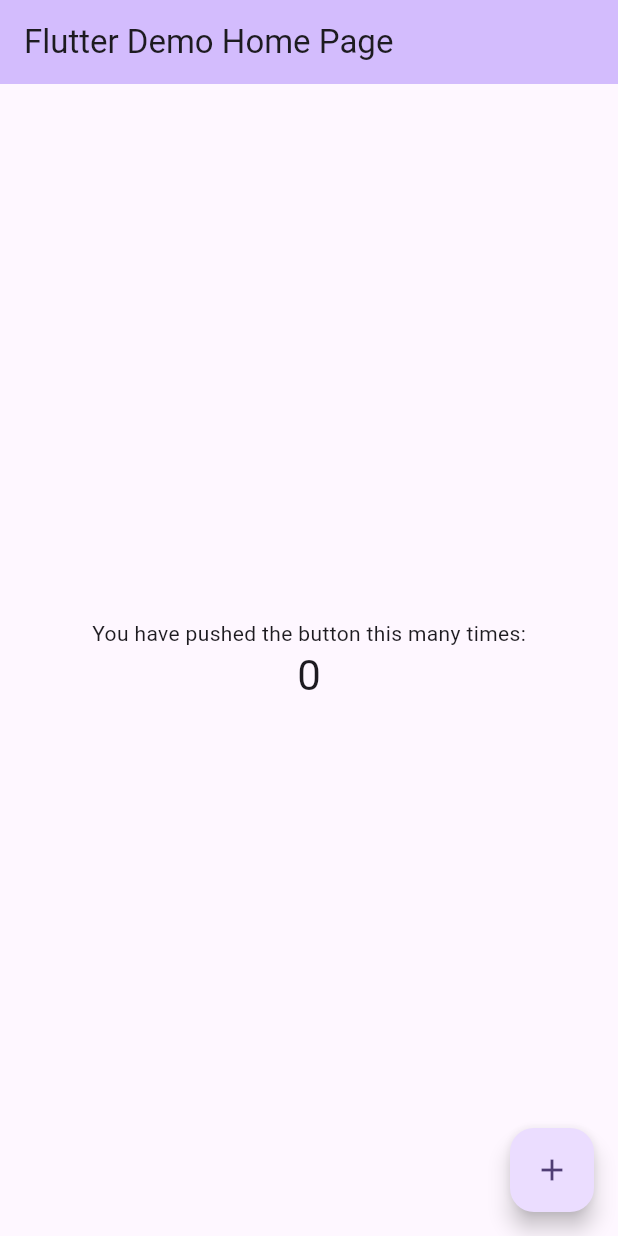
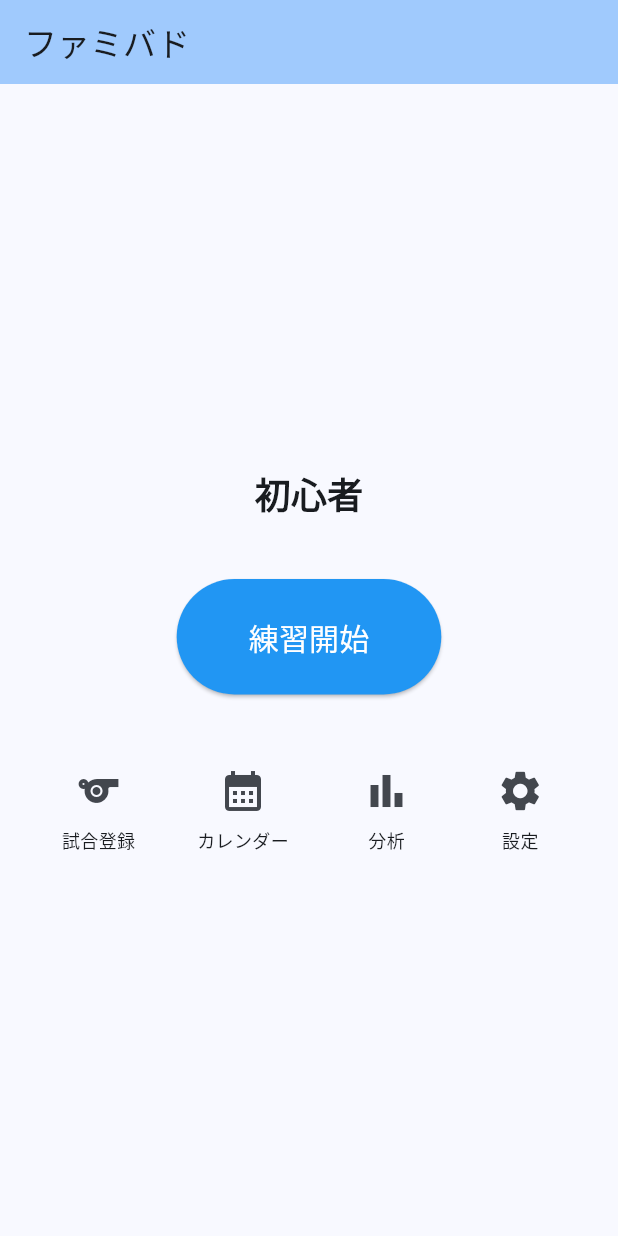
Before and after one commit to yuri-kuramoto/badminton-score-app, a Flutter app: the screen it shows after launch, on a phone screen of 412 x 824 dp. Run offline on Flutter 3.47's test engine with Material 3 defaults, Android fonts, the phone set to English and light mode, and no system bars; our stand-ins replace sqflite; accounts and stored records are empty.

Commit message:
Add home screen UI

```diff
--- a/lib/main.dart
+++ b/lib/main.dart
@@ -10,116 +10,102 @@ void main() async {
 class MyApp extends StatelessWidget {
   const MyApp({super.key});
 
-  // This widget is the root of your application.
   @override
   Widget build(BuildContext context) {
     return MaterialApp(
-      title: 'Flutter Demo',
+      title: 'ファミバド',
       theme: ThemeData(
-        // This is the theme of your application.
-        //
-        // TRY THIS: Try running your application with "flutter run". You'll see
-        // the application has a purple toolbar. Then, without quitting the app,
-        // try changing the seedColor in the colorScheme below to Colors.green
-        // and then invoke "hot reload" (save your changes or press the "hot
-        // reload" button in a Flutter-supported IDE, or press "r" if you used
-        // the command line to start the app).
-        //
-        // Notice that the counter didn't reset back to zero; the application
-        // state is not lost during the reload. To reset the state, use hot
-        // restart instead.
-        //
-        // This works for code too, not just values: Most code changes can be
-        // tested with just a hot reload.
-        colorScheme: .fromSeed(seedColor: Colors.deepPurple),
+        colorScheme: ColorScheme.fromSeed(seedColor: Colors.blue),
+        useMaterial3: true,
       ),
-      home: const MyHomePage(title: 'Flutter Demo Home Page'),
+      home: const HomeScreen(),
     );
   }
 }
 
-class MyHomePage extends StatefulWidget {
-  const MyHomePage({super.key, required this.title});
-
-  // This widget is the home page of your application. It is stateful, meaning
-  // that it has a State object (defined below) that contains fields that affect
-  // how it looks.
-
-  // This class is the configuration for the state. It holds the values (in this
-  // case the title) provided by the parent (in this case the App widget) and
-  // used by the build method of the State. Fields in a Widget subclass are
-  // always marked "final".
-
-  final String title;
+class HomeScreen extends StatefulWidget {
+  const HomeScreen({super.key});
 
   @override
-  State<MyHomePage> createState() => _MyHomePageState();
+  State<HomeScreen> createState() => _HomeScreenState();
 }
 
-class _MyHomePageState extends State<MyHomePage> {
-  int _counter = 0;
+class _HomeScreenState extends State<HomeScreen> {
+  bool _isPracticing = false;
+  DateTime? _startTime;
 
-  void _incrementCounter() {
+  void _togglePractice() {
     setState(() {
-      // This call to setState tells the Flutter framework that something has
-      // changed in this State, which causes it to rerun the build method below
-      // so that the display can reflect the updated values. If we changed
-      // _counter without calling setState(), then the build method would not be
-      // called again, and so nothing would appear to happen.
-      _counter++;
+      if (_isPracticing) {
+        // 練習終了
+        _isPracticing = false;
+        // TODO: 練習時間を保存
+      } else {
+        // 練習開始
+        _isPracticing = true;
+        _startTime = DateTime.now();
+      }
     });
   }
 
   @override
   Widget build(BuildContext context) {
-    // This method is rerun every time setState is called, for instance as done
-    // by the _incrementCounter method above.
-    //
-    // The Flutter framework has been optimized to make rerunning build methods
-    // fast, so that you can just rebuild anything that needs updating rather
-    // than having to individually change instances of widgets.
     return Scaffold(
       appBar: AppBar(
-        // TRY THIS: Try changing the color here to a specific color (to
-        // Colors.amber, perhaps?) and trigger a hot reload to see the AppBar
-        // change color while the other colors stay the same.
+        title: const Text('ファミバド'),
         backgroundColor: Theme.of(context).colorScheme.inversePrimary,
-        // Here we take the value from the MyHomePage object that was created by
-        // the App.build method, and use it to set our appbar title.
-        title: Text(widget.title),
       ),
       body: Center(
-        // Center is a layout widget. It takes a single child and positions it
-        // in the middle of the parent.
         child: Column(
-          // Column is also a layout widget. It takes a list of children and
-          // arranges them vertically. By default, it sizes itself to fit its
-          // children horizontally, and tries to be as tall as its parent.
-          //
-          // Column has various properties to control how it sizes itself and
-          // how it positions its children. Here we use mainAxisAlignment to
-          // center the children vertically; the main axis here is the vertical
-          // axis because Columns are vertical (the cross axis would be
-          // horizontal).
-          //
-          // TRY THIS: Invoke "debug painting" (choose the "Toggle Debug Paint"
-          // action in the IDE, or press "p" in the console), to see the
-          // wireframe for each widget.
-          mainAxisAlignment: .center,
+          mainAxisAlignment: MainAxisAlignment.center,
           children: [
-            const Text('You have pushed the button this many times:'),
-            Text(
-              '$_counter',
-              style: Theme.of(context).textTheme.headlineMedium,
+            // 称号表示
+            const Text(
+              '初心者',
+              style: TextStyle(fontSize: 24, fontWeight: FontWeight.bold),
+            ),
+            const SizedBox(height: 40),
+
+            // 練習開始/終了ボタン
+            ElevatedButton(
+              onPressed: _togglePractice,
+              style: ElevatedButton.styleFrom(
+                backgroundColor: _isPracticing ? Colors.red : Colors.blue,
+                foregroundColor: Colors.white,
+                padding: const EdgeInsets.symmetric(horizontal: 48, vertical: 24),
+              ),
+              child: Text(
+                _isPracticing ? '練習終了' : '練習開始',
+                style: const TextStyle(fontSize: 20),
+              ),
+            ),
+            const SizedBox(height: 40),
+
+            // ナビゲーションボタン
+            Row(
+              mainAxisAlignment: MainAxisAlignment.spaceEvenly,
+              children: [
+                _navButton(Icons.sports, '試合登録'),
+                _navButton(Icons.calendar_month, 'カレンダー'),
+                _navButton(Icons.bar_chart, '分析'),
+                _navButton(Icons.settings, '設定'),
+              ],
             ),
           ],
         ),
       ),
-      floatingActionButton: FloatingActionButton(
-        onPressed: _incrementCounter,
-        tooltip: 'Increment',
-        child: const Icon(Icons.add),
-      ),
+    );
+  }
+
+  Widget _navButton(IconData icon, String label) {
+    return Column(
+      children: [
+        IconButton(
+          onPressed: () {}, // TODO: 画面遷移
+          icon: Icon(icon, size: 32),
+        ),
+        Text(label, style: const TextStyle(fontSize: 12)),
+      ],
     );
   }
 }
```
